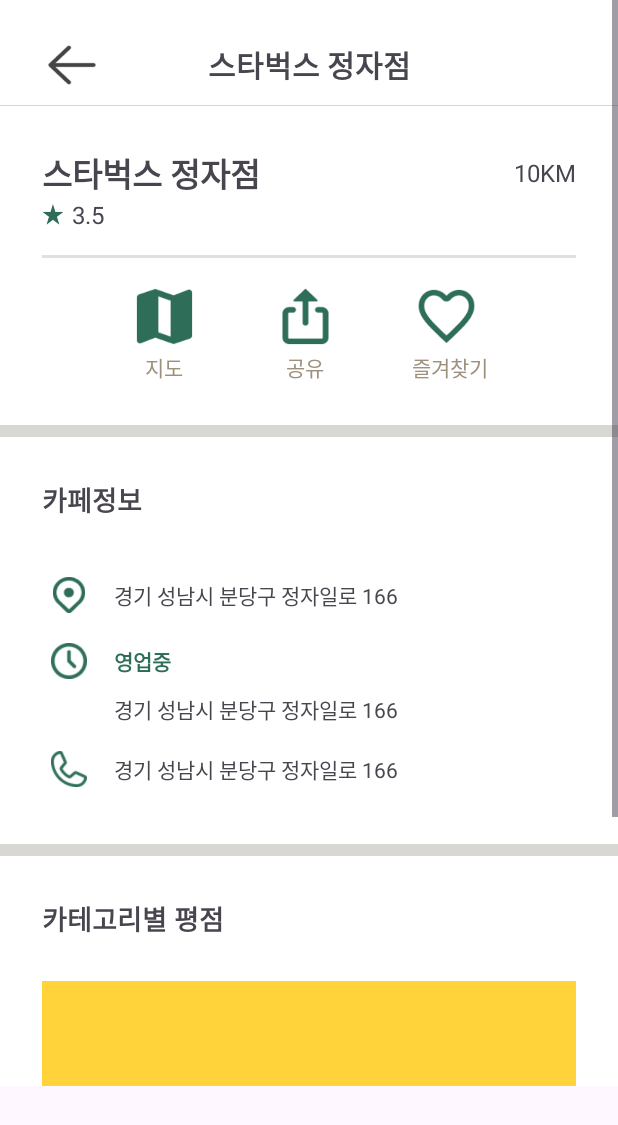
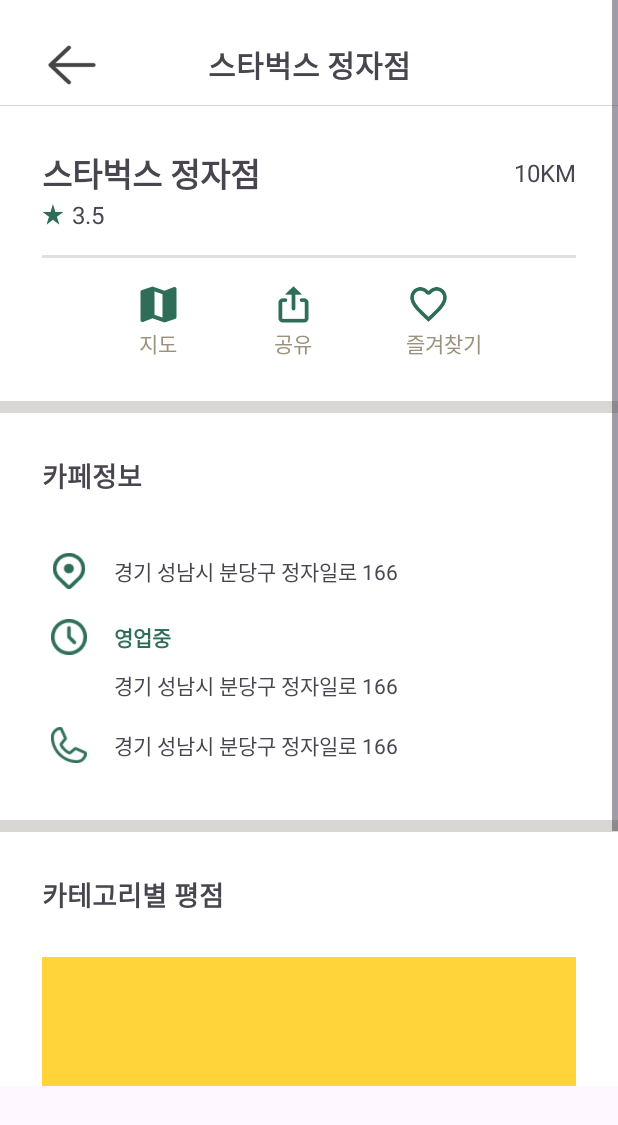
Before and after one commit to SKKUCapstone/Ca_stard_app, an Android app: the layout fragment_cafe_detail.xml on its own in the app's theme, with its tools: preview values and no code run, on a phone screen of 412 x 824 dp. Shown: the top 1125 px of the screen. Run offline under Robolectric (Android 15) with nearby library versions, the phone set to English and light mode, and no system bars.

Commit message:
dynamic detail fragment implemented

```diff
--- a/app/src/main/java/edu/skku/map/capstone/adapters/CafePreviewListAdapter.kt
+++ b/app/src/main/java/edu/skku/map/capstone/adapters/CafePreviewListAdapter.kt
@@ -12,7 +12,7 @@ import edu.skku.map.capstone.databinding.ItemCafePreviewBinding
 import edu.skku.map.capstone.models.Cafe
 import edu.skku.map.capstone.viewholders.CafePreviewListViewholder
 
-class CafePreviewListAdapter(val context: Context, val cafeList: ArrayList<Cafe>):RecyclerView.Adapter<CafePreviewListViewholder>() {
+class CafePreviewListAdapter(val context: Context, private val cafeList: List<Cafe>):RecyclerView.Adapter<CafePreviewListViewholder>() {
 
     override fun onCreateViewHolder(parent: ViewGroup, viewType: Int): CafePreviewListViewholder {
         val binding = ItemCafePreviewBinding.inflate(LayoutInflater.from(parent.context),parent,false)
--- a/app/src/main/res/layout/fragment_cafe_detail.xml
+++ b/app/src/main/res/layout/fragment_cafe_detail.xml
@@ -64,6 +64,7 @@
                 android:layout_height="wrap_content"
                 android:orientation="horizontal">
                 <TextView
+                    android:id="@+id/detail_cafeName2TV"
                     android:layout_width="wrap_content"
                     android:layout_height="wrap_content"
                     android:text="스타벅스 정자점"
@@ -71,6 +72,7 @@
                     android:textSize="22sp"
                     android:layout_weight="1" />
                 <TextView
+                    android:id="@+id/detail_distanceTV"
                     android:layout_width="wrap_content"
                     android:layout_height="wrap_content"
                     android:layout_gravity="center"
@@ -104,11 +106,11 @@
                     android:layout_width="wrap_content"
                     android:layout_height="wrap_content"
 
-                    android:paddingHorizontal="24dp"
+                    android:paddingHorizontal="30dp"
                     android:orientation="vertical">
                     <ImageView
-                        android:layout_width="46dp"
-                        android:layout_height="46dp"
+                        android:layout_width="30dp"
+                        android:layout_height="30dp"
                         android:src="@drawable/icon_map" />
                     <TextView
                         android:layout_width="wrap_content"
@@ -120,11 +122,11 @@
                 <LinearLayout
                     android:layout_width="wrap_content"
                     android:layout_height="wrap_content"
-                    android:paddingHorizontal="24dp"
+                    android:paddingHorizontal="30dp"
                     android:orientation="vertical">
                     <ImageView
-                        android:layout_width="46dp"
-                        android:layout_height="46dp"
+                        android:layout_width="30dp"
+                        android:layout_height="30dp"
                         android:src="@drawable/icon_share" />
                     <TextView
                         android:layout_width="wrap_content"
@@ -136,11 +138,11 @@
                 <LinearLayout
                     android:layout_width="wrap_content"
                     android:layout_height="wrap_content"
-                    android:paddingHorizontal="24dp"
+                    android:paddingHorizontal="30dp"
                     android:orientation="vertical">
                     <ImageView
-                        android:layout_width="46dp"
-                        android:layout_height="46dp"
+                        android:layout_width="30dp"
+                        android:layout_height="30dp"
                         android:src="@drawable/icon_like" />
                     <TextView
                         android:layout_width="wrap_content"
@@ -212,6 +214,7 @@
                     android:layout_marginHorizontal="12dp"
                     >
                     <TextView
+                        android:id="@+id/detail_isopenTV"
                         android:layout_width="match_parent"
                         android:layout_height="36dp"
                         android:gravity="center_vertical"
@@ -219,6 +222,7 @@
                         android:textColor="@color/green"
                         android:text="영업중"/>
                     <TextView
+                        android:id="@+id/detail_addressTV"
                         android:layout_width="match_parent"
                         android:layout_height="28dp"
                         android:gravity="center_vertical"
@@ -238,6 +242,7 @@
                     android:padding="6dp"
                     android:src="@drawable/icon_phone" />
                 <TextView
+                    android:id="@+id/detail_phoneTV"
                     android:layout_width="wrap_content"
                     android:layout_height="match_parent"
                     android:layout_weight="1"
--- a/app/src/main/res/layout/fragment_cafe_list.xml
+++ b/app/src/main/res/layout/fragment_cafe_list.xml
@@ -5,6 +5,7 @@
     android:layout_width="match_parent"
     android:layout_height="match_parent"
     android:paddingBottom="100dp"
+    android:background="#FBFAF9"
     tools:context=".fragments.CafeListFragment">
 
     <TextView
@@ -38,8 +39,8 @@
         android:layout_width="match_parent"
         android:layout_height="0dp"
         android:layout_marginTop="12dp"
-        android:background="#FBFAF9"
         android:paddingHorizontal="16dp"
+        app:layoutManager="androidx.recyclerview.widget.LinearLayoutManager"
         app:layout_constraintBottom_toBottomOf="parent"
         app:layout_constraintEnd_toEndOf="parent"
         app:layout_constraintStart_toStartOf="parent"
--- a/app/src/main/res/layout/fragment_home.xml
+++ b/app/src/main/res/layout/fragment_home.xml
@@ -72,7 +72,7 @@
         android:id="@+id/bottomSheet"
         android:layout_width="match_parent"
         android:layout_height="match_parent"
-        android:background="@color/white"
+        android:background="#FBFAF9"
         app:behavior_expandedOffset="76dp"
         app:behavior_fitToContents="false"
         app:behavior_hideable="false"
@@ -82,8 +82,8 @@
         app:layout_behavior="com.google.android.material.bottomsheet.BottomSheetBehavior">
         <androidx.cardview.widget.CardView
             android:id="@+id/scrollBarCV"
-            android:layout_width="80dp"
-            android:layout_height="4dp"
+            android:layout_width="60dp"
+            android:layout_height="5dp"
             android:layout_margin="8dp"
             app:cardBackgroundColor="@color/gray"
             app:layout_constraintStart_toStartOf="parent"
```
Also changed, not shown: app/src/main/java/edu/skku/map/capstone/fragments/CafeDetailFragment.kt (+9 -1 lines), app/src/main/java/edu/skku/map/capstone/fragments/CafeListFragment.kt (+27 -9 lines), app/src/main/java/edu/skku/map/capstone/fragments/HomeFragment.kt (+13 -13 lines), app/src/main/java/edu/skku/map/capstone/viewmodels/HomeViewModel.kt (+15 -17 lines).
